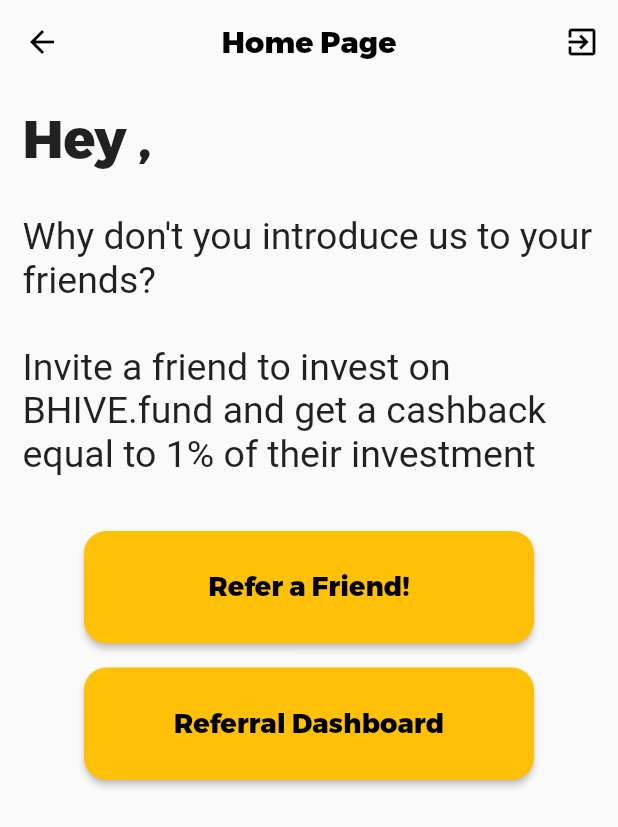
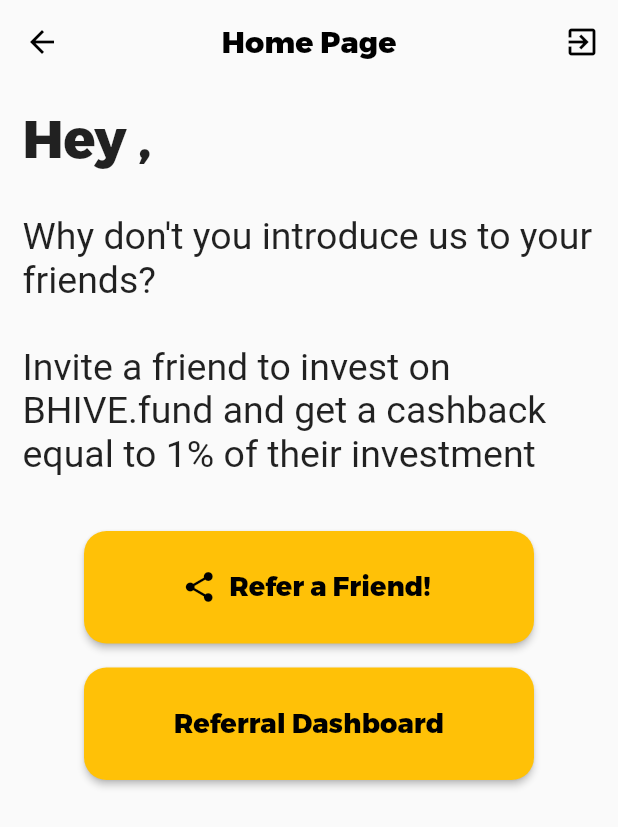
Before and after one commit to varunbiju/sample, a Flutter app: the HomePage screen opened directly, on a phone screen of 412 x 824 dp. Shown: the top 827 px of the screen. Run offline on Flutter 3.47's test engine with Material 2 defaults, Android fonts, the phone set to English and light mode, and no system bars; drawn by our look-alikes of loading_overlay; our stand-ins replace cloud_firestore, firebase_auth, firebase_core, share_plus; accounts and stored records are empty.

Commit message:
Update Referral Button

```diff
--- a/lib/ui/screens/home_page.dart
+++ b/lib/ui/screens/home_page.dart
@@ -88,7 +88,8 @@ class _HomePageState extends State<HomePage> {
               Padding(
                 padding: const EdgeInsets.all(8.0),
                 child: Center(
-                  child: ElevatedButton(
+                  child: ElevatedButton.icon(
+                    icon: const Icon(Icons.share),
                     onPressed: () {
                       Share.share(
                         "Hey, have you tried BHIVE.fund?\n"
@@ -97,10 +98,6 @@ class _HomePageState extends State<HomePage> {
                         "Investing with them is fast & easy. Use my referral code to start investing: $_myReferralCode",
                       );
                     },
-                    child: const Text(
-                      "Refer a Friend!",
-                      style: TextStyle(fontSize: 18),
-                    ),
                     style: ElevatedButton.styleFrom(
                       minimumSize: const Size(300, 75),
                       shape: const RoundedRectangleBorder(
@@ -108,6 +105,10 @@ class _HomePageState extends State<HomePage> {
                           Radius.circular(15),
                         ),
                       ),
+                    ),
+                    label: const Text(
+                      "Refer a Friend!",
+                      style: TextStyle(fontSize: 18),
                     ),
                   ),
                 ),
```
